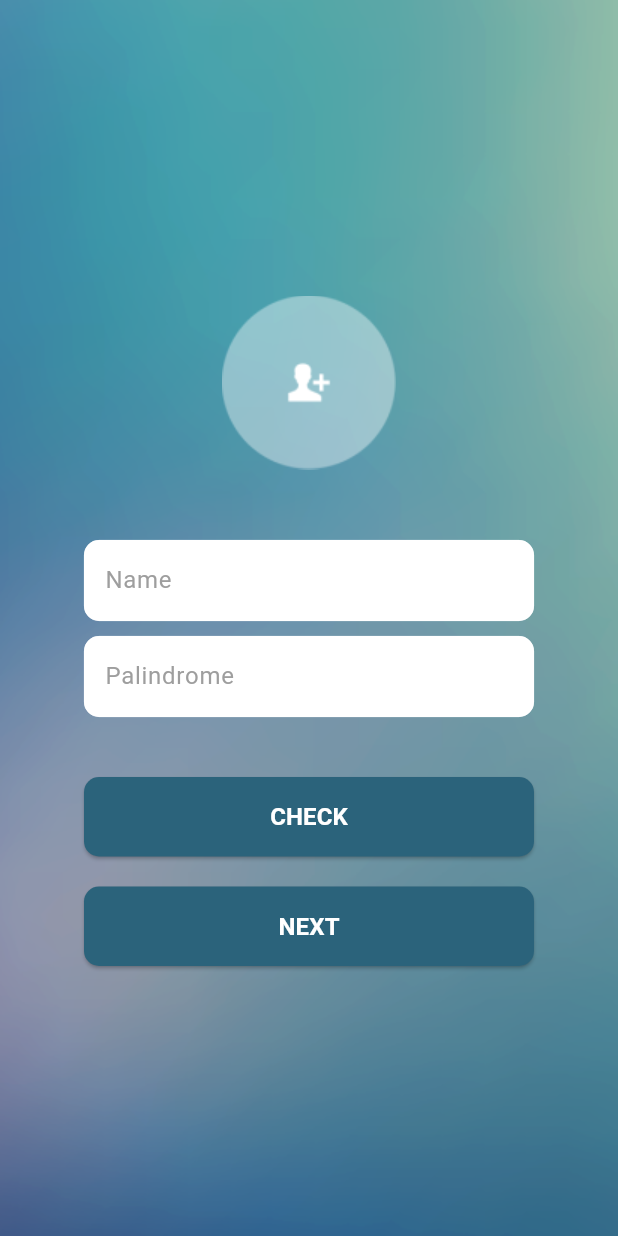
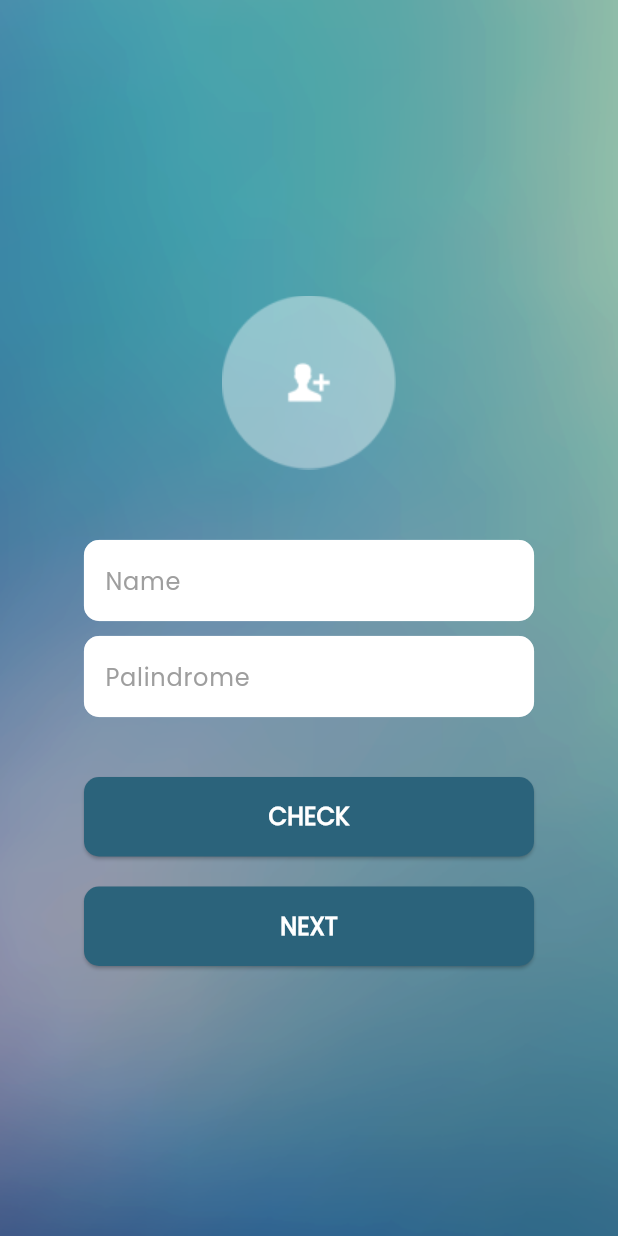
Before and after one commit to adamilham-dev/suitmedia_km_test, a Flutter app: the screen it shows after launch, on a phone screen of 412 x 824 dp. Run offline on Flutter 3.47's test engine with Material 3 defaults, Android fonts, the phone set to English and light mode, and no system bars; our stand-ins replace dio, get, get_storage.

Commit message:
change font

```diff
--- a/lib/main.dart
+++ b/lib/main.dart
@@ -18,6 +18,7 @@ class MyApp extends StatelessWidget {
       title: 'KM TEST',
       theme: ThemeData(
         colorScheme: ColorScheme.fromSeed(seedColor: Colors.deepPurple),
+        fontFamily: 'poppins',
       ),
       home: const PageFirst(),
       debugShowCheckedModeBanner: false,
```
Also changed, not shown: pubspec.yaml (+4 -4 lines), assets/poppins.ttf (added).
